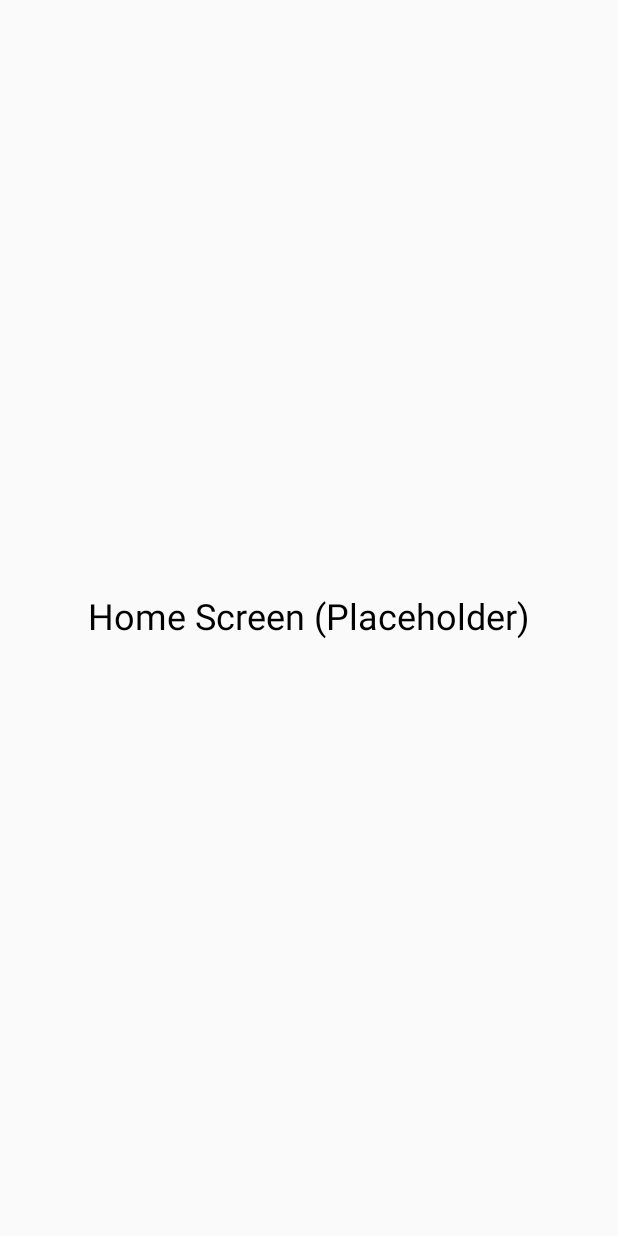
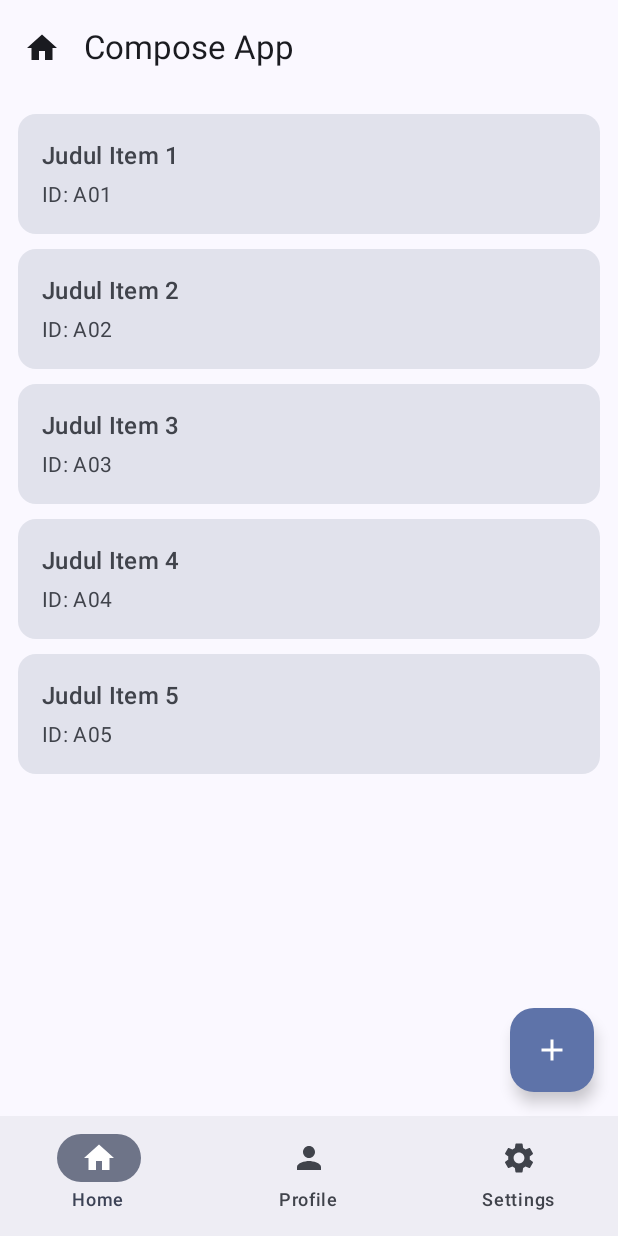
Before and after one commit to alduraimron/ComposeNavigationApp, an Android app built with Jetpack Compose: the screen it shows after launch (MainActivity), on a phone screen of 412 x 824 dp. Run offline under Robolectric (Android 15) with nearby library versions, the phone set to English and light mode, and no system bars.

Commit message:
Implement Step 3.3.1–3.3.2: HomeScreen and DetailScreen with navigation

```diff
--- /dev/null
+++ b/app/src/main/java/com/example/composenavigationapp/ui/navigation/MainScaffold.kt
@@ -0,0 +1,162 @@
+package com.example.composenavigationapp.ui.navigation
+
+import com.example.composenavigationapp.ui.screens.HomeScreen
+import com.example.composenavigationapp.ui.screens.DetailScreen
+import com.example.composenavigationapp.ui.screens.ProfileScreen
+import com.example.composenavigationapp.ui.screens.SettingsScreen
+import com.example.composenavigationapp.ui.screens.AddScreen
+import androidx.compose.foundation.layout.Box
+import androidx.compose.foundation.layout.padding
+import androidx.compose.material.icons.Icons
+import androidx.compose.material.icons.filled.Add
+import androidx.compose.material.icons.filled.Home
+import androidx.compose.material.icons.filled.Person
+import androidx.compose.material.icons.filled.Settings
+import androidx.compose.material3.*
+import androidx.compose.runtime.*
+import androidx.compose.ui.Modifier
+import androidx.navigation.NavDestination
+import androidx.navigation.NavDestination.Companion.hierarchy
+import androidx.navigation.NavGraph.Companion.findStartDestination
+import androidx.navigation.NavHostController
+import androidx.navigation.compose.*
+import kotlinx.coroutines.launch
+import androidx.compose.ui.unit.dp
+
+
+// --- BottomNav items ---
+sealed class BottomItem(
+    val route: String,
+    val label: String,
+    val icon: androidx.compose.ui.graphics.vector.ImageVector
+) {
+    data object Home : BottomItem(Routes.HOME, "Home", Icons.Filled.Home)
+    data object Profile : BottomItem(Routes.PROFILE, "Profile", Icons.Filled.Person)
+    data object Settings : BottomItem(Routes.SETTINGS, "Settings", Icons.Filled.Settings)
+}
+
+private val bottomItems = listOf(BottomItem.Home, BottomItem.Profile, BottomItem.Settings)
+
+@OptIn(ExperimentalMaterial3Api::class)
+@Composable
+fun MainScaffold() {
+    val navController = rememberNavController()
+    val drawerState = rememberDrawerState(DrawerValue.Closed)
+    val scope = rememberCoroutineScope()
+
+    ModalNavigationDrawer(
+        drawerState = drawerState,
+        drawerContent = {
+            AppDrawer(
+                onNavigate = { route ->
+                    navController.navigate(route) {
+                        popUpTo(navController.graph.findStartDestination().id) { saveState = true }
+                        launchSingleTop = true
+                        restoreState = true
+                    }
+                    scope.launch { drawerState.close() }
+                }
+            )
+        }
+    ) {
+        Scaffold(
+            topBar = {
+                TopAppBar(
+                    title = {
+                        val current = currentRoute(navController)
+                        Text(current ?: "Compose App")
+                    },
+                    navigationIcon = {
+                        IconButton(onClick = { scope.launch { drawerState.open() } }) {
+                            Icon(Icons.Filled.Home, contentDescription = "Menu")
+                        }
+                    }
+                )
+            },
+            bottomBar = { BottomNavBar(navController) },
+            floatingActionButton = {
+                FloatingActionButton(onClick = {
+                    navController.navigate(Routes.ADD) {
+                        launchSingleTop = true
+                    }
+                }) {
+                    Icon(Icons.Filled.Add, contentDescription = "Add")
+                }
+            }
+        ) { padding ->
+            Box(Modifier.padding(padding)) {
+                MainNavHost(navController)
+            }
+        }
+    }
+}
+
+@Composable
+private fun BottomNavBar(navController: NavHostController) {
+    val backStack by navController.currentBackStackEntryAsState()
+    val dest = backStack?.destination
+
+    NavigationBar {
+        bottomItems.forEach { item ->
+            val selected = isTopLevelDestination(dest, item.route)
+            NavigationBarItem(
+                selected = selected,
+                onClick = {
+                    navController.navigate(item.route) {
+                        popUpTo(navController.graph.findStartDestination().id) { saveState = true }
+                        launchSingleTop = true
+                        restoreState = true
+                    }
+                },
+                icon = { Icon(item.icon, contentDescription = item.label) },
+                label = { Text(item.label) }
+            )
+        }
+    }
+}
+
+private fun isTopLevelDestination(dest: NavDestination?, route: String): Boolean =
+    dest?.hierarchy?.any { it.route == route } == true
+
+private fun currentRoute(navController: NavHostController): String? =
+    navController.currentBackStackEntry?.destination?.route
+
+@Composable
+private fun AppDrawer(onNavigate: (String) -> Unit) {
+    ModalDrawerSheet {
+        Text(
+            "Menu",
+            style = MaterialTheme.typography.titleMedium,
+            modifier = Modifier.padding(16.dp)
+        )
+        NavigationDrawerItem(
+            label = { Text("Home") },
+            selected = false,
+            onClick = { onNavigate(Routes.HOME) }
+        )
+        NavigationDrawerItem(
+            label = { Text("Profile") },
+            selected = false,
+            onClick = { onNavigate(Routes.PROFILE) }
+        )
+        NavigationDrawerItem(
+            label = { Text("Settings") },
+            selected = false,
+            onClick = { onNavigate(Routes.SETTINGS) }
+        )
+    }
+}
+
+@Composable
+private fun MainNavHost(navController: NavHostController) {
+    NavHost(navController, startDestination = Routes.HOME) {
+        composable(Routes.HOME) { HomeScreen(navController) }
+        composable("${Routes.DETAIL}/{id}") { backStack ->
+            val id = backStack.arguments?.getString("id")
+            DetailScreen(navController, id)
+        }
+        composable(Routes.PROFILE) { ProfileScreen }
+        composable(Routes.SETTINGS) { SettingsScreen() }
+        composable(Routes.ADD) { AddScreen(navController) }
+    }
+}
--- a/app/src/main/java/com/example/composenavigationapp/ui/navigation/RootNavGraph.kt
+++ b/app/src/main/java/com/example/composenavigationapp/ui/navigation/RootNavGraph.kt
@@ -18,24 +18,28 @@ fun RootNavGraph(
     ) {
         // 1) Splash sebagai start
         composable(Routes.SPLASH) {
-            SplashScreen(
-                onFinished = {
-                    // Pindah ke main_graph dan hapus splash dari back stack
-                    navController.navigate(Routes.MAIN_GRAPH) {
-                        popUpTo(Routes.SPLASH) { inclusive = true }
-                        launchSingleTop = true
-                    }
+            SplashScreen(onFinished = {
+                // Pindah ke main_graph dan hapus splash dari back stack
+                navController.navigate(Routes.MAIN_GRAPH) {
+                    popUpTo(Routes.SPLASH) { inclusive = true }
+                    launchSingleTop = true
                 }
+            }
             )
         }
-        // 2) Main graph (akan diisi pada langkah berikut)
-        navigation(
-            startDestination = Routes.HOME,
-            route = Routes.MAIN_GRAPH
-        ) {
-            // Untuk sementara, definisikan minimal satu layar agar bisa dicoba
-            composable(Routes.HOME) { PlaceholderHomeScreen() }
-            // Nanti di Langkah 3+ kita tambah: DETAIL, PROFILE, SETTINGS, ADD
+        composable(Routes.MAIN_GRAPH) {
+            MainScaffold()
         }
     }
 }
+        // 2) Main graph (akan diisi pada langkah berikut)
+//        navigation(
+//            startDestination = Routes.HOME,
+//            route = Routes.MAIN_GRAPH
+//        ) {
+//            // Untuk sementara, definisikan minimal satu layar agar bisa dicoba
+//            composable(Routes.HOME) { PlaceholderHomeScreen() }
+//            // Nanti di Langkah 3+ kita tambah: DETAIL, PROFILE, SETTINGS, ADD
+//        }
+//    }
+//}
--- /dev/null
+++ b/app/src/main/java/com/example/composenavigationapp/ui/screens/DetailScreen.kt
@@ -0,0 +1,31 @@
+package com.example.composenavigationapp.ui.screens
+
+import androidx.compose.foundation.layout.*
+import androidx.compose.material3.Button
+import androidx.compose.material3.MaterialTheme
+import androidx.compose.material3.Text
+import androidx.compose.runtime.Composable
+import androidx.compose.ui.Alignment
+import androidx.compose.ui.Modifier
+import androidx.compose.ui.unit.dp
+import androidx.navigation.NavController
+@Composable
+fun DetailScreen(navController: NavController, id: String?) {
+    Column(
+        Modifier
+            .fillMaxSize()
+            .padding(20.dp),
+        horizontalAlignment = Alignment.CenterHorizontally,
+        verticalArrangement = Arrangement.Center
+    ) {
+        Text("Detail Item", style =
+            MaterialTheme.typography.headlineSmall)
+        Spacer(Modifier.height(12.dp))
+        Text("ID diterima: $id", style =
+            MaterialTheme.typography.bodyLarge)
+        Spacer(Modifier.height(20.dp))
+        Button(onClick = { navController.popBackStack() }) {
+            Text("Kembali")
+        }
+    }
+}
--- /dev/null
+++ b/app/src/main/java/com/example/composenavigationapp/ui/screens/HomeScreen.kt
@@ -0,0 +1,59 @@
+package com.example.composenavigationapp.ui.screens
+
+import com.example.composenavigationapp.ui.navigation.Routes
+import androidx.compose.foundation.clickable
+import androidx.compose.foundation.layout.*
+import androidx.compose.foundation.lazy.LazyColumn
+import androidx.compose.foundation.lazy.items
+import androidx.compose.material3.Card
+import androidx.compose.material3.CardDefaults
+import androidx.compose.material3.MaterialTheme
+import androidx.compose.material3.Text
+import androidx.compose.runtime.*
+import androidx.compose.ui.Modifier
+import androidx.compose.ui.unit.dp
+import androidx.navigation.NavController
+@Composable
+fun HomeScreen(navController: NavController) {
+    val items = remember {
+        listOf(
+            "A01" to "Judul Item 1",
+            "A02" to "Judul Item 2",
+            "A03" to "Judul Item 3",
+            "A04" to "Judul Item 4",
+            "A05" to "Judul Item 5"
+        )
+    }
+    LazyColumn(
+        modifier = Modifier.fillMaxSize(),
+        contentPadding = PaddingValues(12.dp),
+        verticalArrangement = Arrangement.spacedBy(10.dp)
+    ) {
+        items(items, key = { it.first }) { (id, title) ->
+            Card(
+                colors = CardDefaults.cardColors(
+                    containerColor =
+                        MaterialTheme.colorScheme.surfaceVariant
+                ),
+                modifier = Modifier
+                    .fillMaxWidth()
+                    .clickable {
+                        navController.navigate("${Routes.DETAIL}/$id")
+                    }
+            ) {
+                Column(Modifier.padding(16.dp)) {
+                    Text(
+                        title, style =
+                            MaterialTheme.typography.titleMedium
+                    )
+                    Spacer(Modifier.height(4.dp))
+                    Text(
+                        "ID: $id", style =
+                            MaterialTheme.typography.bodyMedium, color =
+                            MaterialTheme.colorScheme.onSurfaceVariant
+                    )
+                }
+            }
+        }
+    }
+}
```
